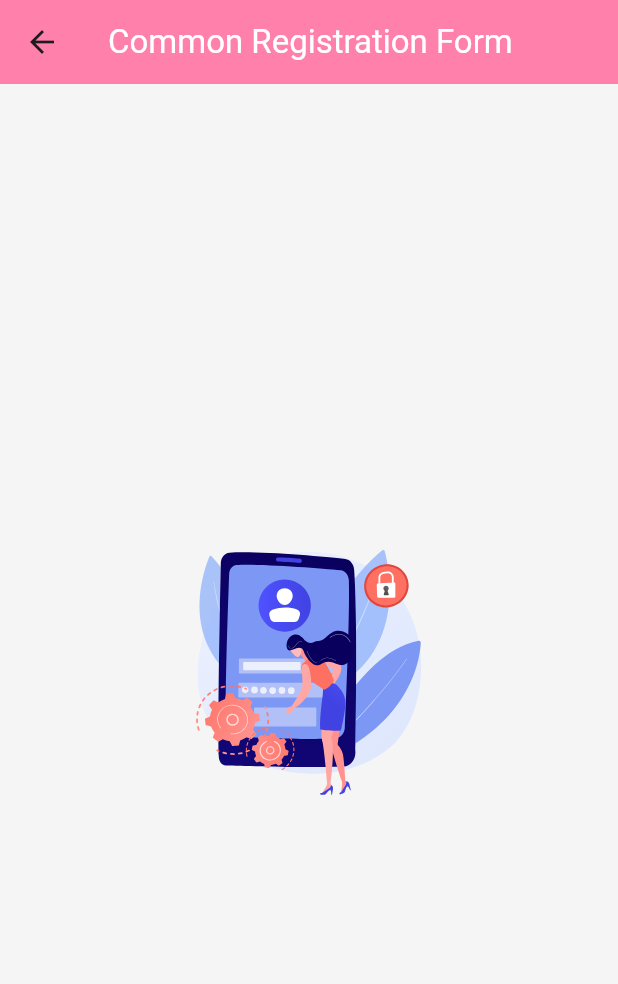
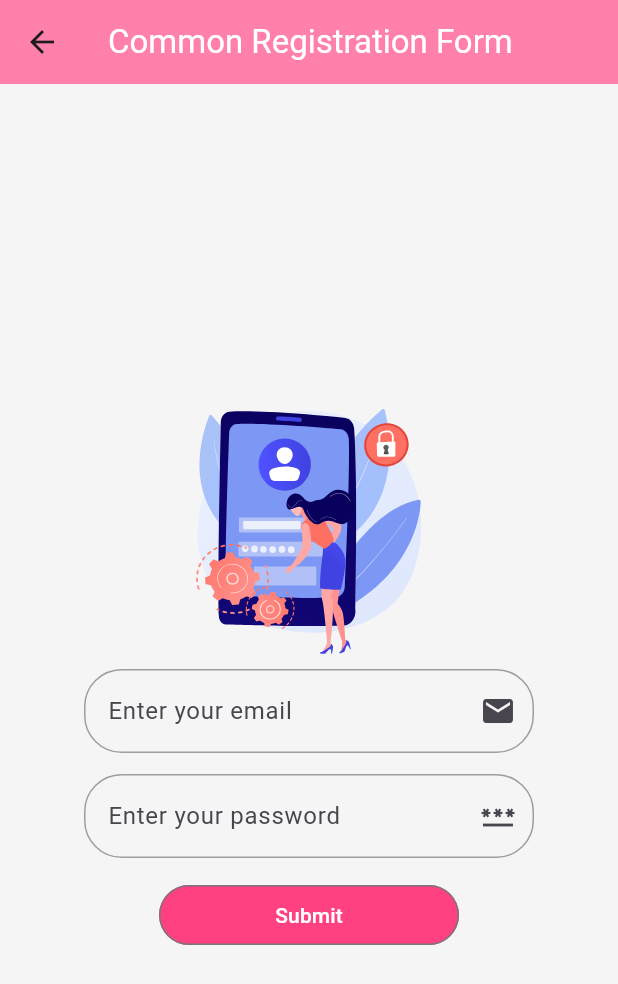
Before and after one commit to kathankraithatha/common-registration-form-app, a Flutter app: the screen it shows after launch, after a tap on "SignUp", on a phone screen of 412 x 824 dp. Shown: the top 984 px of the screen. Run offline on Flutter 3.47's test engine with Material 3 defaults, Android fonts, the phone set to English and light mode, and no system bars; our stand-ins replace firebase_auth, firebase_core, google_fonts, lottie; missing offline and left inert: dart:ffi; accounts and stored records are empty.

Commit message:
SignUp Feature has been successfully added

```diff
--- /dev/null
+++ b/lib/Reusable_Componets/textfield.dart
@@ -0,0 +1,35 @@
+import 'package:flutter/cupertino.dart';
+import 'package:flutter/material.dart';
+
+class CustomTextField extends StatelessWidget {
+  const CustomTextField(this.textIcon, this.textHintText, this.textFieldController, {super.key});
+  final TextEditingController textFieldController;
+  final String textHintText;
+  final Icon textIcon;
+
+  @override
+  Widget build(BuildContext context) {
+    return Container(
+      height: 70,
+      width: 300,
+      child: TextField(
+        controller: textFieldController,
+        decoration: InputDecoration(
+          enabledBorder: OutlineInputBorder(
+            borderRadius: BorderRadius.circular(25), // More circular edges
+            borderSide: BorderSide(color: Colors.grey, width: 1),
+          ),
+          focusedBorder: OutlineInputBorder(
+            borderRadius: BorderRadius.circular(25), // More circular edges
+            borderSide: BorderSide(color: Colors.pinkAccent, width: 2),
+          ),
+          hintText: textHintText,
+          border: OutlineInputBorder(
+            borderRadius: BorderRadius.circular(25), // More circular edges
+          ),
+          suffixIcon: textIcon,
+        ),
+      ),
+    );
+  }
+}
--- a/lib/Screens/sign_up_screen.dart
+++ b/lib/Screens/sign_up_screen.dart
@@ -1,10 +1,66 @@
 // ignore_for_file: prefer_const_constructors
 
+import 'package:firebase_auth/firebase_auth.dart';
 import 'package:flutter/material.dart';
+import 'package:form_application/Reusable_Componets/buttons.dart';
+import 'package:form_application/Reusable_Componets/textfield.dart';
+import 'package:form_application/Screens/home_screen.dart';
+import 'package:form_application/Screens/sign_in_screen.dart';
 import 'package:google_fonts/google_fonts.dart';
+
 import 'package:lottie/lottie.dart';
-class SignUpScreen extends StatelessWidget {
+class SignUpScreen extends StatefulWidget {
   const SignUpScreen({super.key});
+
+  @override
+  State<SignUpScreen> createState() => _SignUpScreenState();
+}
+
+class _SignUpScreenState extends State<SignUpScreen> {
+
+TextEditingController emailController=TextEditingController();
+TextEditingController passController=TextEditingController();
+SignUp(String email, String password) async {
+  if (email.isEmpty || password.isEmpty) {
+    ScaffoldMessenger.of(context).showSnackBar(
+      SnackBar(
+        content: Text("Enter Credentials"),
+        behavior: SnackBarBehavior.floating,
+        backgroundColor: Colors.blue,
+        showCloseIcon: true,
+      ),
+    );
+  } else {
+    try {
+      UserCredential userCredential = await FirebaseAuth.instance.createUserWithEmailAndPassword(
+        email: email,
+        password: password,
+      );
+      Navigator.push(context, MaterialPageRoute(builder: (context) => SignInScreen()));
+    } on FirebaseAuthException catch (ex) {
+      ScaffoldMessenger.of(context).showSnackBar(
+        SnackBar(
+          content: Text("Error occurred: ${ex.message}"),
+          behavior: SnackBarBehavior.floating,
+          backgroundColor: Colors.red,
+          showCloseIcon: true,
+        ),
+      );
+      print("FirebaseAuthException: ${ex.code} - ${ex.message}");
+    } catch (e) {
+      ScaffoldMessenger.of(context).showSnackBar(
+        SnackBar(
+          content: Text("An unexpected error occurred."),
+          behavior: SnackBarBehavior.floating,
+          backgroundColor: Colors.red,
+          showCloseIcon: true,
+        ),
+      );
+      print("Exception: ${e.toString()}");
+    }
+  }
+}
+
 
   @override
   Widget build(BuildContext context) {
@@ -25,6 +81,12 @@ class SignUpScreen extends StatelessWidget {
           children: [
             SizedBox(width: 200,
                 child: Container(child: Lottie.asset('lib/animation/authentication.json'))),
+            CustomTextField(Icon(Icons.email), "Enter your email", emailController),
+            CustomTextField(Icon(Icons.password), "Enter your password", passController),
+            VerificationButton((){
+              SignUp(emailController.text.toString(), passController.text.toString());
+            }, "Submit")
+
           ],
         ),
       ),
--- a/lib/main.dart
+++ b/lib/main.dart
@@ -3,11 +3,12 @@
 import 'package:firebase_core/firebase_core.dart';
 import 'package:flutter/material.dart';
 import 'package:form_application/Screens/intro_screen.dart';
+
 import 'package:google_fonts/google_fonts.dart';
 
 void main() async{
   WidgetsFlutterBinding.ensureInitialized();
-  Firebase.initializeApp();
+  await Firebase.initializeApp();
   runApp(const MyApp());
 }
 
```
Also changed, not shown: lib/Screens/admin_screen.dart (+9 -0 lines), lib/Screens/home_screen.dart (+11 -0 lines), lib/Screens/sign_in_screen.dart (+6 -1 lines), lib/Screens/user_screen.dart (+9 -0 lines), 2 other files.
